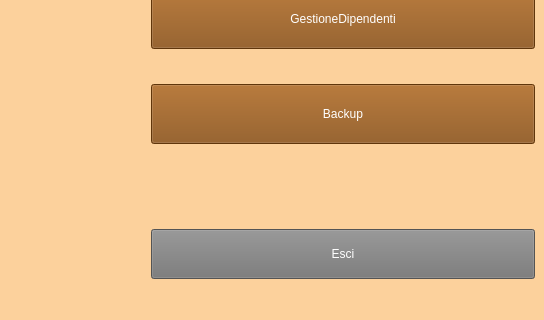
ManuelMarrone/GestioneBowling, file Amministratore/view/amministratoreMain.ui: the form before one commit; both pictures show x 256 to 800 and y 280 to 600 of the 800 by 600 pixel window.
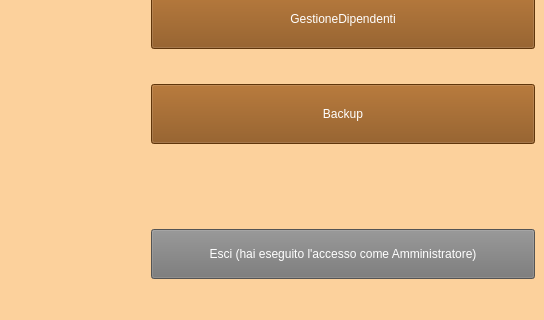
The form after the commit.

```diff
--- a/Amministratore/view/amministratoreMain.ui
+++ b/Amministratore/view/amministratoreMain.ui
@@ -374,7 +374,10 @@
          <string notr="true">color: white;  background-color: #757575</string>
         </property>
         <property name="text">
-         <string>Esci</string>
+         <string>Esci (hai eseguito l'accesso come Amministratore)</string>
+        </property>
+        <property name="shortcut">
+         <string>Backspace</string>
         </property>
        </widget>
       </item>
```
